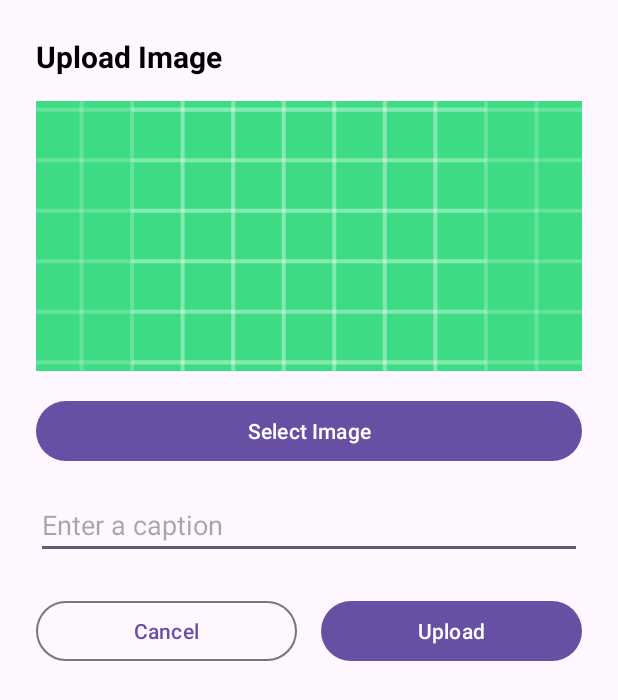
After one commit to iamkhanhh/Cloudy-FE, an Android app: the layout dialog_upload_media.xml on its own in the app's theme, with its tools: preview values and no code run, on a phone screen of 412 x 824 dp. The commit adds this screen. Shown: the top 700 px of the screen. Run offline under Robolectric (Android 15) with nearby library versions, the phone set to English and light mode, and no system bars.

Commit message:
feat: draft media upload dialog

```diff
--- a/app/src/main/res/layout/activity_home_page.xml
+++ b/app/src/main/res/layout/activity_home_page.xml
@@ -114,6 +114,7 @@
 
                 >
                 <ImageView
+                    android:id="@+id/add_file_button"
                     android:layout_width="18dp"
                     android:layout_height="18dp"
                     android:layout_marginEnd="20dp"
--- /dev/null
+++ b/app/src/main/res/layout/dialog_upload_media.xml
@@ -0,0 +1,66 @@
+<?xml version="1.0" encoding="utf-8"?>
+<LinearLayout xmlns:android="http://schemas.android.com/apk/res/android"
+    android:layout_width="match_parent"
+    android:layout_height="wrap_content"
+    android:orientation="vertical"
+    android:padding="24dp">
+
+    <TextView
+        android:layout_width="wrap_content"
+        android:layout_height="wrap_content"
+        android:text="Upload Image"
+        android:textSize="20sp"
+        android:textColor="@color/black"
+        android:textStyle="bold"
+        android:layout_marginBottom="16dp"/>
+
+    <ImageView
+        android:id="@+id/image_preview"
+        android:layout_width="match_parent"
+        android:layout_height="180dp"
+        android:src="@drawable/ic_launcher_background"
+        android:scaleType="centerCrop"
+        android:background="#eeeeee"
+        android:contentDescription="Image Preview"
+        android:layout_gravity="center_horizontal"
+        android:layout_marginBottom="16dp"/>
+
+    <Button
+        android:id="@+id/button_select_image"
+        android:layout_width="match_parent"
+        android:layout_height="wrap_content"
+        android:text="Select Image" />
+
+    <EditText
+        android:id="@+id/edit_text_caption"
+        android:layout_width="match_parent"
+        android:layout_height="wrap_content"
+        android:hint="Enter a caption"
+        android:layout_marginTop="16dp"
+        android:inputType="textCapSentences"/>
+
+    <LinearLayout
+        android:layout_width="match_parent"
+        android:layout_height="wrap_content"
+        android:orientation="horizontal"
+        android:layout_marginTop="24dp">
+
+        <Button
+            android:id="@+id/button_cancel"
+            android:layout_width="0dp"
+            android:layout_height="wrap_content"
+            android:layout_weight="1"
+            style="?attr/materialButtonOutlinedStyle"
+            android:text="Cancel"
+            android:layout_marginEnd="8dp"/>
+
+        <Button
+            android:id="@+id/button_upload"
+            android:layout_width="0dp"
+            android:layout_height="wrap_content"
+            android:layout_weight="1"
+            android:text="Upload"
+            android:layout_marginStart="8dp"/>
+    </LinearLayout>
+
+</LinearLayout>
```
Also changed, not shown: app/src/main/java/com/example/cloudstorage/HomePage.java (+115 -0 lines).
